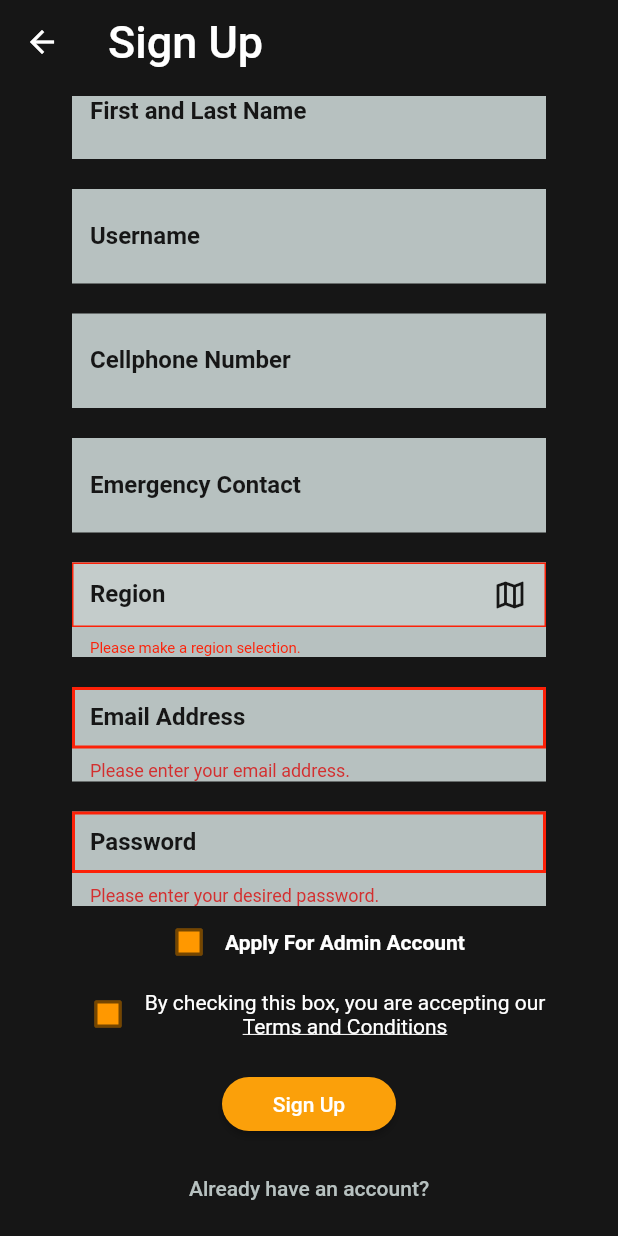
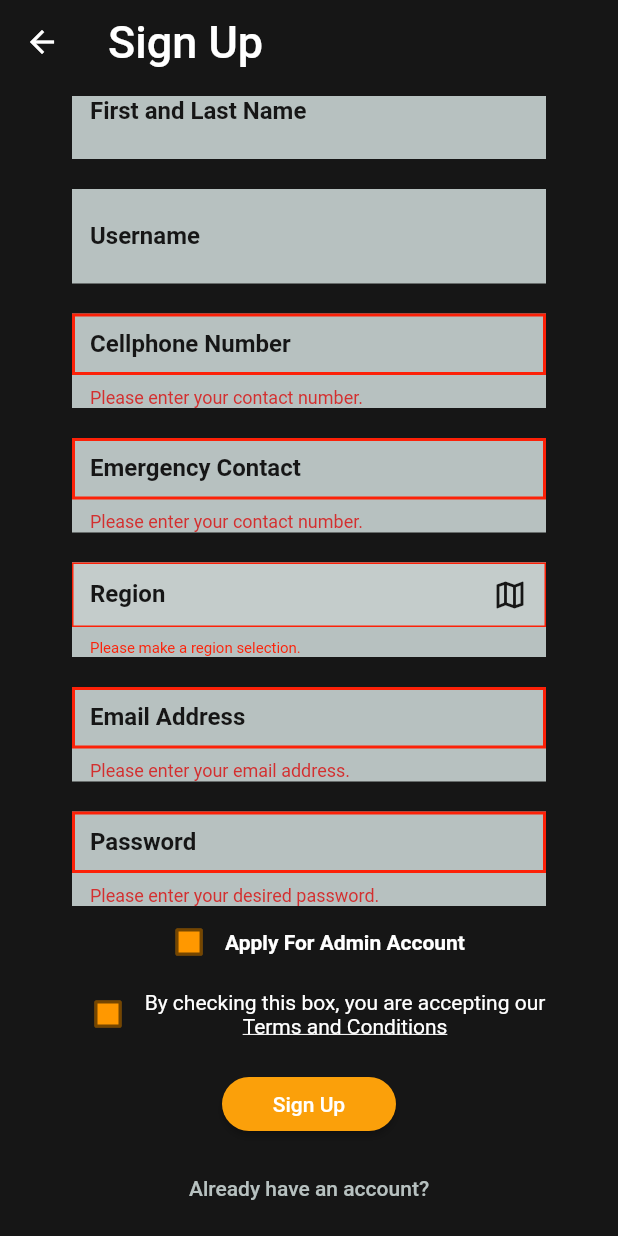
Before and after one commit to Maj-Bubbles/NightWatch-Public, a Flutter app: the SignUpPageBub screen opened by its route, scrolled down 109 dp, after a tap on "Sign Up", on a phone screen of 412 x 824 dp. Run offline on Flutter 3.47's test engine with Material 2 defaults, Android fonts, the phone set to English and light mode, and no system bars; our stand-ins replace another_flushbar, email_validator, intro_slider; missing offline and left inert: backendless_sdk.

Commit message:
refactor: Use provider DI fix: Add validators to number formFields feat: Integrate signUp UI page with ViewModel

```diff
--- a/lib/views/widgets/sign_up_formBub.dart
+++ b/lib/views/widgets/sign_up_formBub.dart
@@ -1,16 +1,14 @@
 import 'package:flutter/gestures.dart';
 import 'package:flutter/material.dart';
 import 'package:nightwatch/miscellaneous/configuration.dart' as configuration;
-import 'package:nightwatch/miscellaneous/constants.dart' as constants;
 import 'package:nightwatch/miscellaneous/validators.dart';
 import 'package:nightwatch/routes/route_manager.dart';
-import 'package:nightwatch/view_models/base_view_model.dart';
-import 'package:nightwatch/view_models/register_viewmodel.dart';
-import 'package:nightwatch/view_models/user_view_model.dart';
+import 'package:nightwatch/services/services.dart';
+import 'package:nightwatch/view_models/view_models.dart';
+import 'package:nightwatch/models/models.dart';
 import 'package:provider/provider.dart';
 
 import '../../miscellaneous/constants.dart';
-import '../../models/view_state.dart';
 
 class SignUpFormBub extends StatefulWidget {
   const SignUpFormBub({super.key});
@@ -54,6 +52,7 @@ class _SignUpFormBubState extends State<SignUpFormBub> {
 
   @override
   Widget build(BuildContext context) {
+    var navigatorService = context.read<NavigationAndDialogService>();
     return Form(
       key: context.read<UserViewModel>().registerFormKey,
       child: Padding(
@@ -116,11 +115,13 @@ class _SignUpFormBubState extends State<SignUpFormBub> {
                   builder: (context, value, child) {
                     return value
                         ? TextFormField(
+                      validator: validateNumber,
                       controller: primaryNumController,
                             cursorColor: scaffoldBackgroundColor,
                             decoration: formDecoration('Company Telephone'),
                           )
                         : TextFormField(
+                      validator: validateNumber,
                       controller: primaryNumController,
                             cursorColor: scaffoldBackgroundColor,
                             decoration: formDecoration('Cellphone Number'),
@@ -139,12 +140,14 @@ class _SignUpFormBubState extends State<SignUpFormBub> {
                   builder: (context, value, child) {
                     return value
                         ? TextFormField(
+                            validator: validateNumber,
                             controller: secondaryNumController,
                             cursorColor: scaffoldBackgroundColor,
                             decoration:
                                 formDecoration('Admin Cellphone (Personal)'),
                           )
                         : TextFormField(
+                            validator: validateNumber,
                             controller: secondaryNumController,
                             cursorColor: scaffoldBackgroundColor,
                             decoration: formDecoration('Emergency Contact'),
@@ -303,7 +306,11 @@ class _SignUpFormBubState extends State<SignUpFormBub> {
                   top: 12.0,
                   bottom: 8.0,
                 ),
-              child: MaterialButton(
+                child:
+                    Consumer<UserViewModel>(builder: (context, viewModel, _) {
+                  switch (viewModel.state) {
+                    case ViewState.Idle:
+                      return MaterialButton(
                         onPressed: () {
                           context.read<UserViewModel>().registerUserHelper(
                               email: emailController.text.trim(),
@@ -311,16 +318,14 @@ class _SignUpFormBubState extends State<SignUpFormBub> {
                               userName: userNameController.text.trim(),
                               emailAdd: emailController.text.trim(),
                               password: passwordController.text.trim(),
-                      isAdmin: context.read<UserViewModel>().createAdmin,
+                              isAdmin:
+                                  context.read<UserViewModel>().createAdmin,
                               primaryNumber: primaryNumController.text.trim(),
-                      secondaryNumber: secondaryNumController.text.trim(),
+                              secondaryNumber:
+                                  secondaryNumController.text.trim(),
                               region: regionController.text.trim(),
                               cellNum: primaryNumController.text.trim(),
                               emergencyNum: secondaryNumController.text.trim());
-                  if (context.watch<BaseViewModel>().state ==
-                      ViewState.Success) {
-                    Navigator.of(context).pop();
-                  }
                         },
                         shape: RoundedRectangleBorder(
                           borderRadius: BorderRadius.circular(20),
@@ -330,8 +335,25 @@ class _SignUpFormBubState extends State<SignUpFormBub> {
                         child: const Text(
                           'Sign Up',
                         ),
-              ),
-            ),
+                      );
+                    case ViewState.Busy:
+                      return const CircularProgressIndicator(
+                        semanticsLabel: "Signing You Up",
+                      );
+                    case ViewState.Success:
+                      viewModel.setViewStateToIdle();
+                      navigatorService.popAndNavigateTo(RouteManager.loginPage);
+                      return const Text('Should Navigate to Login Page');
+                    case ViewState.Error:
+                      WidgetsBinding.instance.addPostFrameCallback((_) {
+                        navigatorService.showSnackBar(viewModel.errorDialog);
+                        viewModel.setState(ViewState.Idle);
+                      });
+                      return Container();
+                    default:
+                      return const Text("Something Should Have happend");
+                  }
+                })),
             TextButton(
               onPressed: () {
                 Navigator.of(context).pop();
```
Lines whose indentation alone changed are shown as unchanged.
